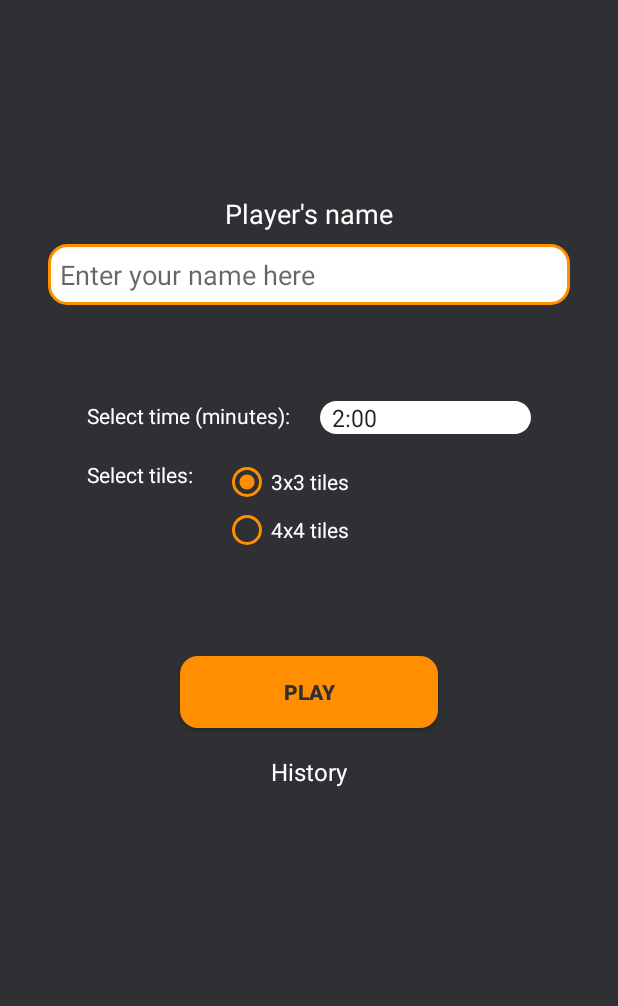
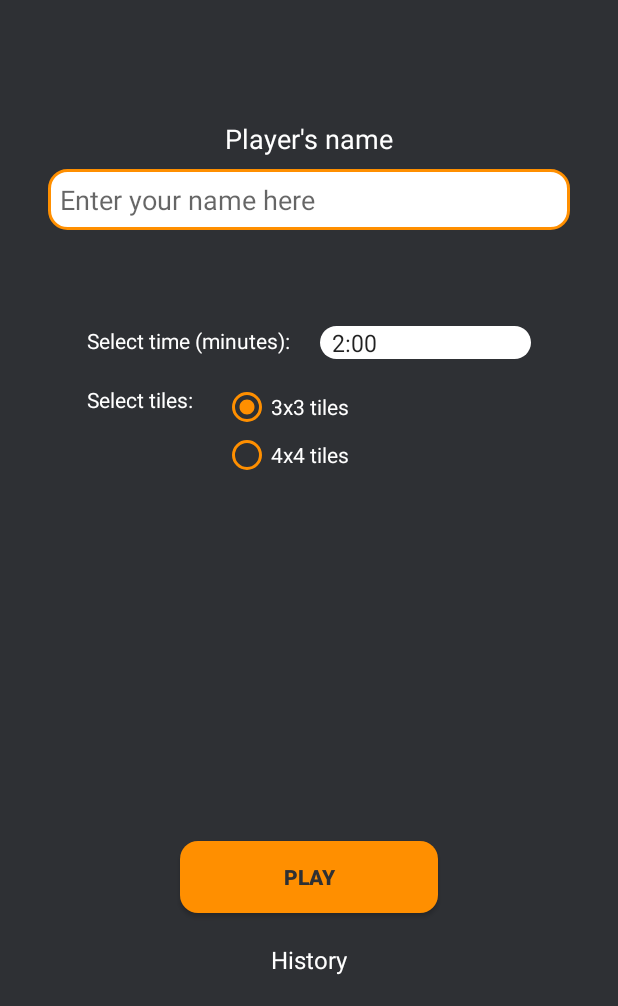
Before and after one commit to Jhayooh/addition_app, an Android app: the screen it shows after launch (HomeActivity), on a phone screen of 412 x 824 dp, the part 230-1236 px from its top. Run offline under Robolectric (Android 15) with nearby library versions, the phone set to English and light mode, and no system bars.

Commit message:
responsive home layout

```diff
--- a/app/src/main/res/layout/activity_home.xml
+++ b/app/src/main/res/layout/activity_home.xml
@@ -36,7 +36,7 @@
         android:id="@+id/username_label"
         android:layout_width="wrap_content"
         android:layout_height="wrap_content"
-        android:layout_marginTop="130dp"
+        android:layout_marginTop="80dp"
         android:textSize="18sp"
         android:text="@string/username"
         android:textColor="@color/white"
@@ -53,6 +53,7 @@
         app:layout_constraintTop_toBottomOf="@id/username_label"
         android:background="@drawable/shape_edittext"
         android:inputType="textPersonName"
+        android:gravity="center_vertical"
         android:padding="8dp"
         android:layout_marginTop="8dp"
         android:layout_marginStart="32dp"
@@ -133,25 +134,26 @@
         android:layout_height="wrap_content"
         android:background="@drawable/shape_main"
         android:backgroundTint="#FF8F00"
-        android:layout_marginTop="68dp"
         android:onClick="launchMainActivity"
         android:text="@string/play"
         android:textStyle="bold"
         android:textColor="@color/main_black"
         app:layout_constraintEnd_toEndOf="parent"
-
+        app:layout_constraintBottom_toTopOf="@id/history_button"
         app:layout_constraintStart_toStartOf="parent"
-        app:layout_constraintTop_toBottomOf="@+id/radioGroup" />
+        android:layout_marginBottom="20dp"/>
 
     <TextView
+        android:id="@+id/history_button"
         android:layout_width="wrap_content"
         android:layout_height="wrap_content"
-        android:textColor="@color/white"
-        app:layout_constraintStart_toStartOf="parent"
-        app:layout_constraintEnd_toEndOf="parent"
-        app:layout_constraintTop_toBottomOf="@id/play_button"
         android:layout_marginTop="18dp"
         android:text="@string/history"
-        android:textSize="16sp"/>
+        android:textColor="@color/white"
+        android:textSize="16sp"
+        app:layout_constraintBottom_toBottomOf="parent"
+        app:layout_constraintEnd_toEndOf="parent"
+        app:layout_constraintStart_toStartOf="parent"
+        android:layout_marginBottom="20dp"/>
 
 </androidx.constraintlayout.widget.ConstraintLayout>
```
